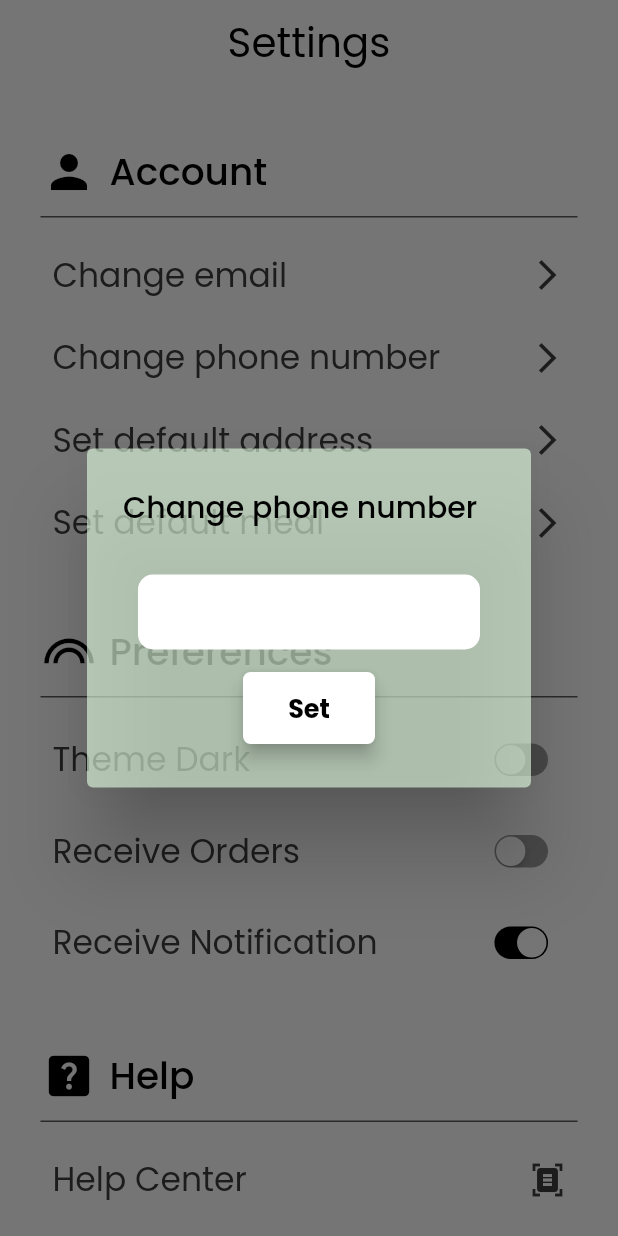
After one commit to ivipblack/Pixelated, a Flutter app: the Setting screen opened directly, after a tap on "Change phone number", on a phone screen of 412 x 824 dp. The commit adds this screen. Run offline on Flutter 3.47's test engine with Material 2 defaults, Android fonts, the phone set to English and light mode, and no system bars; our stand-ins replace cloud_firestore, email_validator, firebase_auth, firebase_core, flutter_hooks, flutter_svg and 4 more; missing offline and left inert: switcher; accounts and stored records are empty; network calls fail.

Commit message:
settings added

```diff
--- a/lib/constants/colors.dart
+++ b/lib/constants/colors.dart
@@ -4,4 +4,5 @@ class MyColors {
   static Color myWhite = Color(0xFFFDFDFD);
   static Color myOrange = Color(0xFFFFA724);
   static Color myGreen = Color(0xFF87BE56);
+  static Color myCream = Color(0xFFF3F3ED);
 }
--- a/lib/home_base.dart
+++ b/lib/home_base.dart
@@ -1,9 +1,11 @@
 // ignore_for_file: prefer_const_constructors, prefer_const_literals_to_create_immutables
 
+import 'package:cloud_firestore/cloud_firestore.dart';
 import 'package:flutter/material.dart';
 import 'package:flutter_hooks/flutter_hooks.dart';
 import 'package:pixelated/screens/home.dart';
 import 'package:pixelated/screens/order_details.dart';
+import 'package:pixelated/screens/settings.dart';
 
 import 'screens/orders_page.dart';
 import 'widgets/bottom_nav_bar.dart';
@@ -16,7 +18,7 @@ class HomeBase extends HookWidget {
     final List<Widget> _pages = [
       Home(),
       OrdersPage(),
-      OrderDetails(),
+      Setting(),
     ];
 
     final initialPageIndex = useState(0);
--- a/lib/main.dart
+++ b/lib/main.dart
@@ -60,7 +60,7 @@ class MainPage extends StatelessWidget {
               child: Text('Something went wrong'),
             );
           } else if (snapshot.hasData) {
-            return const OrderDetails();
+            return const HomeBase();
           } else {
             return const LoginView();
           }
--- a/lib/screens/order_details.dart
+++ b/lib/screens/order_details.dart
@@ -15,7 +15,7 @@ class OrderDetails extends StatelessWidget {
           end: Alignment.bottomCenter,
           stops: const [0.3, 0.9],
           colors: [
-            MyColors.myGreen,
+            MyColors.myWhite,
             MyColors.myWhite,
           ],
         ),
--- /dev/null
+++ b/lib/screens/settings.dart
@@ -0,0 +1,405 @@
+import 'package:flutter/cupertino.dart';
+import 'package:flutter/material.dart';
+
+class Setting extends StatefulWidget {
+  const Setting({super.key});
+
+  @override
+  State<Setting> createState() => _SettingState();
+}
+
+GestureDetector AccountOption(BuildContext context, String title) {
+  return GestureDetector(
+    onTap: () {
+      showDialog(
+          context: context,
+          builder: (BuildContext context) {
+            return AlertDialog(
+              //titlePadding: const EdgeInsets.only(left: 80, top: 30),
+              backgroundColor: const Color.fromARGB(157, 227, 255, 225),
+              title: Text(
+                title,
+                style: const TextStyle(color: Colors.black),
+              ),
+              content: Column(
+                mainAxisSize: MainAxisSize.min,
+                children: [
+                  Padding(
+                    padding: const EdgeInsets.symmetric(
+                        horizontal: 10, vertical: 10),
+                    child: TextField(
+                      style:
+                          const TextStyle(color: Color.fromARGB(255, 0, 0, 0)),
+                      onChanged: (value) {},
+                      textAlign: TextAlign.center,
+                      decoration: InputDecoration(
+                        contentPadding: const EdgeInsets.all(14),
+                        border: OutlineInputBorder(
+                          borderRadius: BorderRadius.circular(10),
+                          borderSide: BorderSide.none,
+                        ),
+                        filled: true,
+                        fillColor: Colors.white,
+                      ),
+                    ),
+                  ),
+                  Padding(
+                    padding:
+                        const EdgeInsets.symmetric(horizontal: 80, vertical: 5),
+                    child: Material(
+                      borderRadius: BorderRadius.circular(5),
+                      elevation: 5,
+                      color: const Color.fromARGB(255, 255, 255, 255),
+                      child: MaterialButton(
+                        onPressed: () {
+                          Navigator.of(context).pop();
+                        },
+                        child: const Text(
+                          'Set',
+                          style: TextStyle(
+                              fontSize: 17,
+                              fontWeight: FontWeight.bold,
+                              color: Colors.black),
+                        ),
+                      ),
+                    ),
+                  ),
+                ],
+              ),
+            );
+          });
+    },
+    child: Padding(
+      padding: const EdgeInsets.symmetric(
+        vertical: 11,
+        horizontal: 25,
+      ),
+      child: Row(
+        mainAxisAlignment: MainAxisAlignment.spaceBetween,
+        children: [
+          Text(
+            title,
+            style: const TextStyle(
+              fontSize: 22,
+              fontWeight: FontWeight.w400,
+              color: Color.fromARGB(255, 62, 62, 62),
+            ),
+          ),
+          const Icon(
+            Icons.arrow_forward_ios,
+            color: Color.fromARGB(255, 62, 62, 62),
+            size: 24,
+            weight: 90,
+          ),
+        ],
+      ),
+    ),
+  );
+}
+
+Padding PreferencesToggle(
+    String title, bool status, Function onChangeFunction) {
+  return Padding(
+    padding: const EdgeInsets.symmetric(
+      vertical: 11,
+      horizontal: 25,
+    ),
+    child: Row(
+      mainAxisAlignment: MainAxisAlignment.spaceBetween,
+      children: [
+        Text(
+          title,
+          style: const TextStyle(
+            fontSize: 22,
+            fontWeight: FontWeight.w400,
+            color: Color.fromARGB(255, 62, 62, 62),
+          ),
+        ),
+        Transform.scale(
+          scale: 0.7,
+          child: CupertinoSwitch(
+              activeColor: Colors.black,
+              trackColor: Colors.grey,
+              value: status,
+              onChanged: (bool newValue) {
+                onChangeFunction(newValue);
+              }),
+        )
+      ],
+    ),
+  );
+}
+
+GestureDetector HelpOption(
+  BuildContext context,
+  String title,
+  String text,
+) {
+  return GestureDetector(
+    onTap: () {
+      showDialog(
+        context: context,
+        builder: (BuildContext context) {
+          return AlertDialog(
+            //titlePadding: const EdgeInsets.only(left: 80, top: 30),
+            backgroundColor: const Color.fromARGB(218, 227, 255, 225),
+            title: Text(
+              title,
+              style: const TextStyle(color: Colors.black),
+            ),
+            content: Column(
+              mainAxisSize: MainAxisSize.min,
+              children: [
+                Padding(
+                  padding:
+                      const EdgeInsets.symmetric(horizontal: 10, vertical: 10),
+                  child: Text(
+                    text,
+                    style: const TextStyle(color: Color.fromARGB(255, 0, 0, 0)),
+                    textAlign: TextAlign.left,
+                  ),
+                ),
+                Padding(
+                  padding:
+                      const EdgeInsets.symmetric(horizontal: 80, vertical: 5),
+                  child: Material(
+                    borderRadius: BorderRadius.circular(5),
+                    elevation: 5,
+                    color: const Color.fromARGB(255, 255, 255, 255),
+                    child: MaterialButton(
+                      onPressed: () {
+                        Navigator.of(context).pop();
+                      },
+                      child: const Text(
+                        'close',
+                        style: TextStyle(
+                            fontSize: 17,
+                            fontWeight: FontWeight.bold,
+                            color: Colors.black),
+                      ),
+                    ),
+                  ),
+                ),
+              ],
+            ),
+          );
+        },
+      );
+    },
+    child: Padding(
+      padding: const EdgeInsets.symmetric(
+        vertical: 11,
+        horizontal: 25,
+      ),
+      child: Row(
+        mainAxisAlignment: MainAxisAlignment.spaceBetween,
+        children: [
+          Text(
+            title,
+            style: const TextStyle(
+              fontSize: 22,
+              fontWeight: FontWeight.w400,
+              color: Color.fromARGB(255, 62, 62, 62),
+            ),
+          ),
+          const Icon(
+            Icons.document_scanner,
+            color: Color.fromARGB(255, 62, 62, 62),
+            size: 24,
+            weight: 90,
+          ),
+        ],
+      ),
+    ),
+  );
+}
+
+class _SettingState extends State<Setting> {
+  bool toogleStatus1 = false;
+  bool toogleStatus2 = false;
+  bool toogleStatus3 = true;
+
+  onChangeFunction1(bool newStatus1) {
+    setState(() {
+      toogleStatus1 = newStatus1;
+    });
+  }
+
+  onChangeFunction2(bool newStatus2) {
+    setState(() {
+      toogleStatus2 = newStatus2;
+    });
+  }
+
+  onChangeFunction3(bool newStatus3) {
+    setState(() {
+      toogleStatus3 = newStatus3;
+    });
+  }
+
+  @override
+  Widget build(BuildContext context) {
+    final double width = MediaQuery.of(context).size.width;
+    return Stack(
+      children: [
+        Scaffold(
+          backgroundColor: Colors.transparent,
+          appBar: AppBar(
+            elevation: 0,
+            backgroundColor: Colors.transparent,
+            centerTitle: true,
+            title: const Text(
+              "Settings",
+              style: TextStyle(
+                  fontSize: 27,
+                  color: Colors.black,
+                  fontWeight: FontWeight.w400),
+            ),
+          ),
+          body: Container(
+            padding: const EdgeInsets.all(10),
+            child: ListView(
+              children: [
+                // Kfupm account setting
+                const SizedBox(
+                  height: 30,
+                ),
+                Row(
+                  children: const [
+                    SizedBox(width: 18),
+                    Icon(Icons.person, color: Colors.black, size: 36),
+                    SizedBox(width: 9),
+                    Text(
+                      "Account",
+                      style: TextStyle(
+                          fontSize: 25,
+                          fontWeight: FontWeight.w500,
+                          color: Colors.black),
+                    )
+                  ],
+                ),
+                const Padding(
+                  padding: EdgeInsets.symmetric(horizontal: 17),
+                  child: Divider(
+                      height: 23,
+                      thickness: 1,
+                      color: Color.fromARGB(255, 93, 92, 92)),
+                ),
+                AccountOption(context, 'Change email'),
+                AccountOption(context, 'Change phone number'),
+                AccountOption(context, 'Set default address'),
+                AccountOption(context, 'Set default meal'),
+
+                // look preferences setting
+                const SizedBox(
+                  height: 40,
+                ),
+                Row(
+                  children: const [
+                    SizedBox(width: 18),
+                    Icon(Icons.looks, color: Colors.black, size: 36),
+                    SizedBox(width: 9),
+                    Text(
+                      "Preferences",
+                      style: TextStyle(
+                          fontSize: 25,
+                          fontWeight: FontWeight.w500,
+                          color: Colors.black),
+                    )
+                  ],
+                ),
+                const Padding(
+                  padding: EdgeInsets.symmetric(horizontal: 17),
+                  child: Divider(
+                      height: 23,
+                      thickness: 1,
+                      color: Color.fromARGB(255, 93, 92, 92)),
+                ),
+                PreferencesToggle(
+                  "Theme Dark",
+                  toogleStatus1,
+                  onChangeFunction1,
+                ),
+                PreferencesToggle(
+                  "Receive Orders",
+                  toogleStatus2,
+                  onChangeFunction2,
+                ),
+                PreferencesToggle(
+                  "Receive Notification",
+                  toogleStatus3,
+                  onChangeFunction3,
+                ),
+                // look preferences setting
+                const SizedBox(
+                  height: 40,
+                ),
+                Row(
+                  children: const [
+                    SizedBox(width: 18),
+                    Icon(Icons.help_center, color: Colors.black, size: 36),
+                    SizedBox(width: 9),
+                    Text(
+                      "Help",
+                      style: TextStyle(
+                          fontSize: 25,
+                          fontWeight: FontWeight.w500,
+                          color: Colors.black),
+                    )
+                  ],
+                ),
+                const Padding(
+                  padding: EdgeInsets.symmetric(horizontal: 17),
+                  child: Divider(
+                      height: 23,
+                      thickness: 1,
+                      color: Color.fromARGB(255, 93, 92, 92)),
+                ),
+
+                HelpOption(
+                  context,
+                  "Help Center",
+                  "FAQ",
+                ),
+                HelpOption(
+                  context,
+                  "Contact Us",
+                  "013 938 9234",
+                ),
+                HelpOption(
+                  context,
+                  "Privacy Policy",
+                  "no rules",
+                ),
+
+                const SizedBox(
+                  height: 40,
+                ),
+                Center(
+                  child: OutlinedButton(
+                    onPressed: () {},
+                    style: OutlinedButton.styleFrom(
+                        padding: const EdgeInsets.symmetric(horizontal: 40),
+                        shape: RoundedRectangleBorder(
+                          borderRadius: BorderRadius.circular(20),
+                        )),
+                    child: const Text(
+                      "SIGN OUT",
+                      style: TextStyle(
+                          fontSize: 16,
+                          letterSpacing: 2.1,
+                          color: Colors.black),
+                    ),
+                  ),
+                ),
+                const SizedBox(
+                  height: 40,
+                ),
+              ],
+            ),
+          ),
+        ),
+      ],
+    );
+  }
+}
--- a/lib/widgets/order/order_container.dart
+++ b/lib/widgets/order/order_container.dart
@@ -31,13 +31,13 @@ class OrderContainer extends HookWidget {
       child: Container(
         decoration: BoxDecoration(
           borderRadius: BorderRadius.circular(25),
-          color: MyColors.myWhite,
+          color: MyColors.myCream,
           boxShadow: [
             BoxShadow(
               color: Colors.black.withOpacity(0.2),
               offset: const Offset(0, 0),
-              blurRadius: 20,
-              spreadRadius: -12,
+              blurRadius: 10,
+              spreadRadius: 2,
             ),
           ],
         ),
@@ -203,9 +203,7 @@ class OrderContainer extends HookWidget {
                 ],
               ),
             ),
-            Padding(
-              padding: const EdgeInsets.only(bottom: 5),
-              child: InkWell(
+            InkWell(
               onTap: () {},
               child: Container(
                 height: 52,
@@ -233,7 +231,6 @@ class OrderContainer extends HookWidget {
                 ),
               ),
             ),
-            ),
           ],
         ),
       ),
```
Lines whose indentation alone changed are shown as unchanged.
